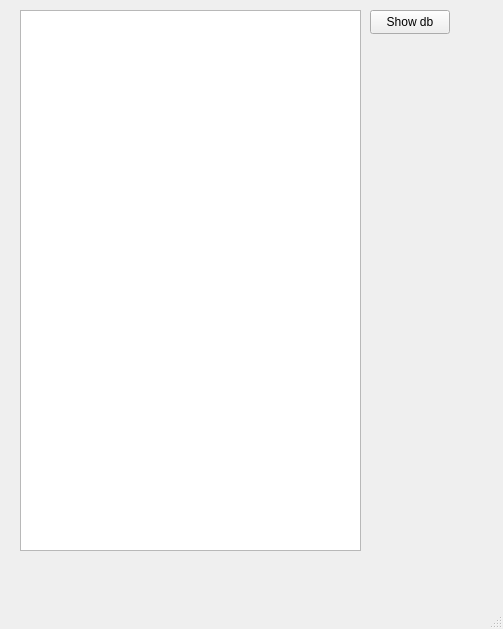
rastuch/Terminarz, file mainwindow.ui: the form before one commit.
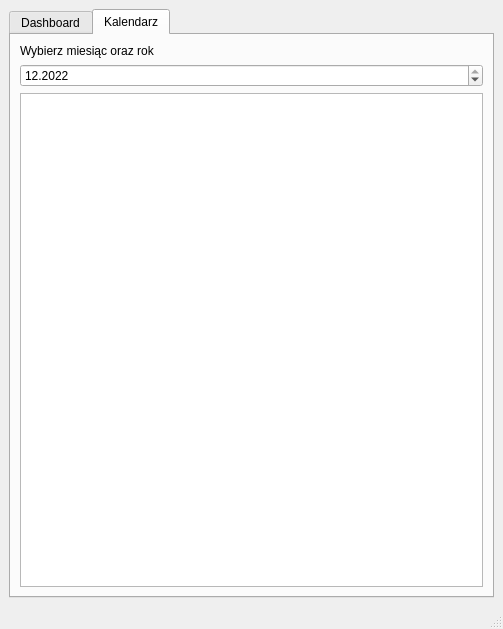
The form after the commit.

Patch:
```diff
--- a/mainwindow.ui
+++ b/mainwindow.ui
@@ -14,29 +14,66 @@
    <string>MainWindow</string>
   </property>
   <widget class="QWidget" name="centralwidget">
-   <widget class="QPushButton" name="pushButton">
-    <property name="geometry">
-     <rect>
-      <x>370</x>
-      <y>10</y>
-      <width>80</width>
-      <height>24</height>
-     </rect>
-    </property>
-    <property name="text">
-     <string>Show db</string>
-    </property>
-   </widget>
-   <widget class="QTextEdit" name="textEdit">
-    <property name="geometry">
-     <rect>
-      <x>20</x>
-      <y>10</y>
-      <width>341</width>
-      <height>541</height>
-     </rect>
-    </property>
-   </widget>
+   <layout class="QVBoxLayout" name="verticalLayout">
+    <item>
+     <widget class="QTabWidget" name="tabWidget">
+      <property name="currentIndex">
+       <number>1</number>
+      </property>
+      <widget class="QWidget" name="tab">
+       <attribute name="title">
+        <string>Dashboard</string>
+       </attribute>
+       <layout class="QHBoxLayout" name="horizontalLayout">
+        <item>
+         <widget class="QTextEdit" name="textEdit"/>
+        </item>
+        <item>
+         <widget class="QPushButton" name="pushButton">
+          <property name="text">
+           <string>Show db</string>
+          </property>
+         </widget>
+        </item>
+       </layout>
+      </widget>
+      <widget class="QWidget" name="tab_2">
+       <attribute name="title">
+        <string>Kalendarz</string>
+       </attribute>
+       <layout class="QVBoxLayout" name="verticalLayout_2">
+        <item>
+         <widget class="QLabel" name="label">
+          <property name="text">
+           <string>Wybierz miesiąc oraz rok</string>
+          </property>
+         </widget>
+        </item>
+        <item>
+         <widget class="QDateEdit" name="dateEdit">
+          <property name="displayFormat">
+           <string>MM.yyyy</string>
+          </property>
+          <property name="timeSpec">
+           <enum>Qt::LocalTime</enum>
+          </property>
+          <property name="date">
+           <date>
+            <year>2022</year>
+            <month>12</month>
+            <day>31</day>
+           </date>
+          </property>
+         </widget>
+        </item>
+        <item>
+         <widget class="QListWidget" name="listWidget"/>
+        </item>
+       </layout>
+      </widget>
+     </widget>
+    </item>
+   </layout>
   </widget>
   <widget class="QMenuBar" name="menubar">
    <property name="geometry">
```
Left out of the diff: 2 changed lines with no effect on the pictures.
